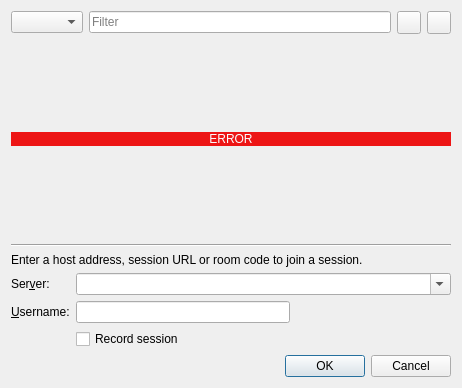
Above: src/desktop/ui/joindialog.ui from drawpile/Drawpile before the change. Below: the same form after it.
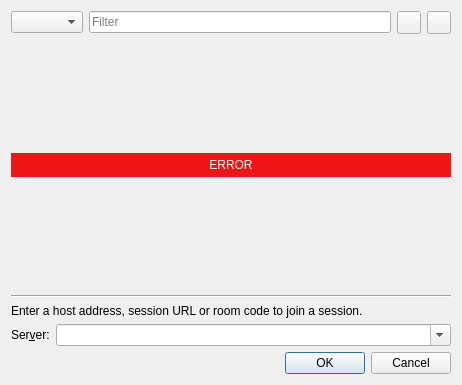
That is the form after the change. The open tabs and pages were chosen to show the change. Icons and pictures are not drawn. Custom widgets are drawn as their Qt base class.

The edit to the form file:
```diff
--- a/src/desktop/ui/joindialog.ui
+++ b/src/desktop/ui/joindialog.ui
@@ -10,7 +10,7 @@
     <x>0</x>
     <y>0</y>
     <width>462</width>
-    <height>388</height>
+    <height>385</height>
    </rect>
   </property>
   <property name="windowTitle">
@@ -69,12 +69,12 @@
    <item>
     <widget class="QStackedWidget" name="liststack">
      <property name="currentIndex">
-      <number>1</number>
+      <number>0</number>
      </property>
      <widget class="QWidget" name="page_3">
       <layout class="QVBoxLayout" name="verticalLayout_4">
        <item>
-        <widget class="Spinner" name="loadingSpinner"/>
+        <widget class="Spinner" name="loadingSpinner" native="true"/>
        </item>
       </layout>
      </widget>
@@ -156,7 +156,8 @@
         <widget class="QLabel" name="listingError">
          <property name="styleSheet">
           <string notr="true">background: #ed1515;
-color: #fcfcfc;</string>
+color: #fcfcfc;
+padding: 5px;</string>
          </property>
          <property name="text">
           <string notr="true">ERROR</string>
@@ -195,6 +196,13 @@
      <property name="fieldGrowthPolicy">
       <enum>QFormLayout::AllNonFixedFieldsGrow</enum>
      </property>
+     <item row="0" column="0" colspan="2">
+      <widget class="QLabel" name="label_3">
+       <property name="text">
+        <string>Enter a host address, session URL or room code to join a session.</string>
+       </property>
+      </widget>
+     </item>
      <item row="1" column="0">
       <widget class="QLabel" name="label">
        <property name="text">
@@ -221,57 +229,6 @@
        </property>
       </widget>
      </item>
-     <item row="2" column="0">
-      <widget class="QLabel" name="label_2">
-       <property name="text">
-        <string>&amp;Username:</string>
-       </property>
-       <property name="buddy">
-        <cstring>username</cstring>
-       </property>
-      </widget>
-     </item>
-     <item row="2" column="1">
-      <layout class="QHBoxLayout" name="horizontalLayout" stretch="4,3">
-       <item>
-        <widget class="QLineEdit" name="username">
-         <property name="maxLength">
-          <number>22</number>
-         </property>
-         <property name="mandatoryfield" stdset="0">
-          <bool>true</bool>
-         </property>
-        </widget>
-       </item>
-       <item>
-        <spacer>
-         <property name="orientation">
-          <enum>Qt::Horizontal</enum>
-         </property>
-         <property name="sizeHint" stdset="0">
-          <size>
-           <width>40</width>
-           <height>20</height>
-          </size>
-         </property>
-        </spacer>
-       </item>
-      </layout>
-     </item>
-     <item row="3" column="1">
-      <widget class="QCheckBox" name="recordSession">
-       <property name="text">
-        <string>Record session</string>
-       </property>
-      </widget>
-     </item>
-     <item row="0" column="0" colspan="2">
-      <widget class="QLabel" name="label_3">
-       <property name="text">
-        <string>Enter a host address, session URL or room code to join a session.</string>
-       </property>
-      </widget>
-     </item>
     </layout>
    </item>
    <item>
```
Left out of the diff: 1 changed line with no effect on the pictures.
